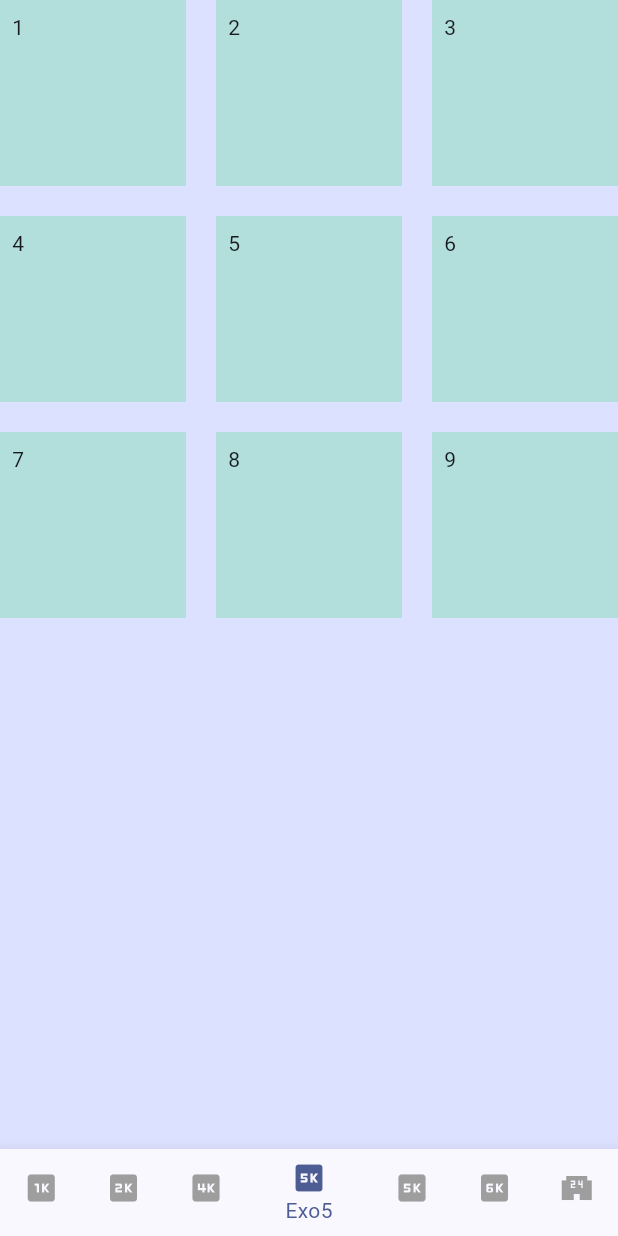
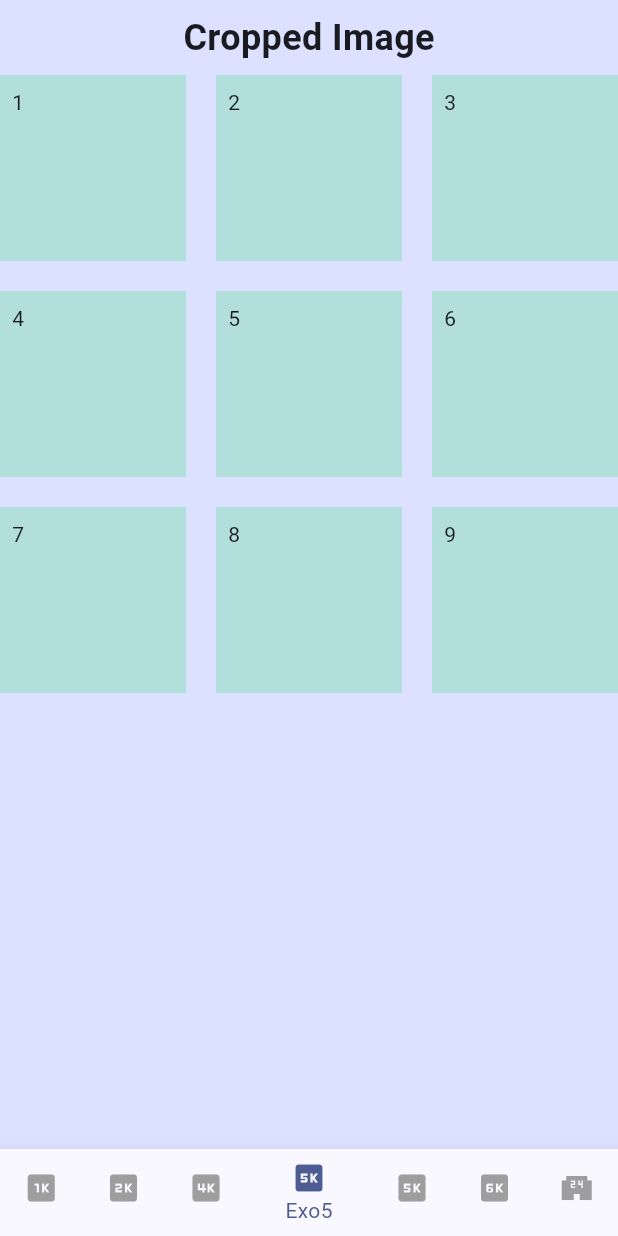
Before and after one commit to Marty059/AMSE, a Flutter app: the screen it shows after launch, item 4 of the bottom bar chosen, on a phone screen of 412 x 824 dp. Run offline on Flutter 3.47's test engine with Material 3 defaults, Android fonts, the phone set to English and light mode, and no system bars; network calls fail.

Commit message:
Exo 5 première version

```diff
--- a/tp2/lib/Exo5.dart
+++ b/tp2/lib/Exo5.dart
@@ -34,7 +34,21 @@ Tile tile =
 class _Exo5State extends State<Exo5> {
   @override
   Widget build(BuildContext context) {
-    return GridView.count(
+    return Column(
+      crossAxisAlignment: CrossAxisAlignment.center,
+      children: [
+        Padding(
+          padding: const EdgeInsets.all(8.0),
+          child: Text(
+            "Cropped Image",
+            style: TextStyle(
+              fontSize: 24,
+              fontWeight: FontWeight.bold,
+            ),
+          ),
+        ),
+        Expanded(
+          child: GridView.count(
             mainAxisSpacing: 20.0,
             crossAxisSpacing: 20.0,
             crossAxisCount: 3,
@@ -85,6 +99,9 @@ class _Exo5State extends State<Exo5> {
                 child: const Text("9"),
               ),
             ],
+          ),
+        ),
+      ],
     );
   }
 
```
Lines whose indentation alone changed are shown as unchanged.
